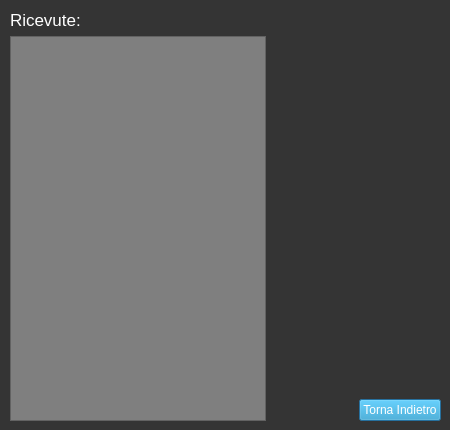
Above: Viste/Cliente/GUI/visualizza_ricevute.ui from GiulianiM/Noleggio before the change. Below: the same form after it.
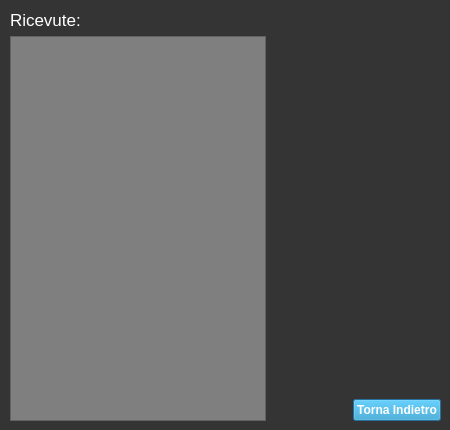
That is the form after the change. Icons and pictures are not drawn.

Patch:
```diff
--- a/Viste/Cliente/GUI/visualizza_ricevute.ui
+++ b/Viste/Cliente/GUI/visualizza_ricevute.ui
@@ -93,6 +93,11 @@
       </item>
       <item>
        <widget class="QPushButton" name="back_button">
+        <property name="font">
+         <font>
+          <bold>true</bold>
+         </font>
+        </property>
         <property name="styleSheet">
          <string notr="true">font-size:20; color:white;background-color:rgb(38, 157, 206)
 </string>
```
